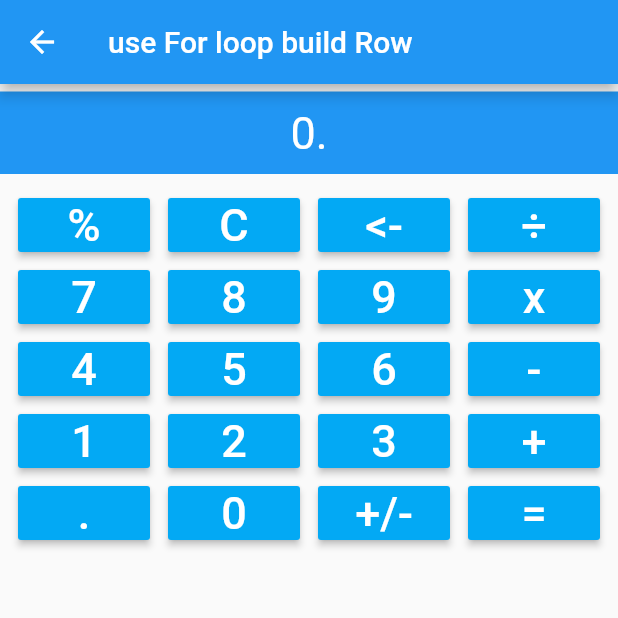
After one commit to lejiteyu/FlutterCalcutorSample, a Flutter app: the CPage screen opened directly, after a tap on "<-", on a phone screen of 412 x 824 dp, the top half of it. The commit adds this screen. Run offline on Flutter 3.47's test engine with Material 2 defaults, Android fonts, the phone set to English and light mode, and no system bars; our stand-ins replace easy_localization, package_info, transparent_image.

Commit message:
增加page C ->下一頁 的 計算機

```diff
--- /dev/null
+++ b/lib/CPage.dart
@@ -0,0 +1,142 @@
+
+import 'package:flutter/material.dart';
+import 'package:easy_localization/easy_localization.dart';
+import 'package:flutter_localizations/flutter_localizations.dart';
+import 'dart:io';
+import 'calcuator.dart';
+
+
+List<String> _text = [
+  "%","C","<-","÷",
+  "7","8","9","x",
+  "4","5","6","-",
+  "1","2","3","+",
+  ".","0","+/-","=",
+];
+int rowNum =4;
+String _calcuator = '0.0';
+bool isStartCal=false;
+
+class CPage extends StatelessWidget {
+  // This widget is the root of your application.
+
+  @override
+  Widget build(BuildContext context) {
+    return Scaffold(
+      appBar: AppBar(
+        title: Text(tr('loop_in_Row')),
+
+      ),
+      body: CPageStatefulWidget(title: tr('loop_in_Row')),
+    );
+  }
+}
+
+
+class CPageStatefulWidget extends StatefulWidget {
+
+  CPageStatefulWidget({Key key, this.title}) : super(key: key);
+  final String title;
+
+  @override
+  _ParentWidgetState createState() => new _ParentWidgetState();
+}
+
+
+class _ParentWidgetState extends State<CPageStatefulWidget> {
+  void _setData(String v){
+    if(     v==("x")
+        ||  v==("+")
+        ||  v==("-")
+        ||  v==("÷")
+        ||  v==("%")
+        ||  v==("+/-")
+    ){
+      isStartCal = true;
+    }
+
+    setState(() {
+      if(!isStartCal){
+        isStartCal = true;
+        _calcuator="0.0";
+      }
+      switch (v){
+        case 'C':
+          _calcuator = '0.0';
+          isStartCal = false;
+          break;
+        case '<-':
+          _calcuator = Calcuator().rmSub(_calcuator);
+          break;
+        case 'X':
+        case 'x':
+          _calcuator = '$_calcuator'+'x';
+          break;
+        case '=':
+          isStartCal = false;
+          var ssss = _calcuator;
+          _calcuator = Calcuator().init(ssss).toString();
+          break;
+        case '+/-':
+          var ssss = _calcuator;
+          var list =Calcuator().PositiveAndNegative(ssss);
+          _calcuator = list.toString();
+          break;
+        default :
+          if(_calcuator=='0.0'){
+            _calcuator = '$v';
+          }else
+            _calcuator = '$_calcuator'+'$v';
+          break;
+      }
+    });
+  }
+  @override
+  Widget build(BuildContext context) {
+    return SingleChildScrollView(
+        child:Column(
+          children: <Widget>[
+            Container(
+              margin: EdgeInsets.only(top: 5.0, bottom: 10.0), //容器外填充
+              padding: EdgeInsets.all(10.0), //容器内补白
+              decoration: new BoxDecoration(color: Colors.blue),
+              child: new Center(
+                child:Text('$_calcuator',
+                  style: TextStyle(
+                    fontSize: 30.0,
+                    color: Colors.white,
+                  ),
+                ) ,
+              ),
+            ),
+            for(int i =0;i<(_text.length/rowNum);i++)
+              Row(
+                  mainAxisAlignment: MainAxisAlignment.spaceEvenly,
+                  crossAxisAlignment: CrossAxisAlignment.center,
+                  children:[
+                    for(int j=0;j<rowNum;j++)
+                      Container(
+                        //margin:EdgeInsets.only(left: padNum,right: padNum),
+                        child: ButtonTheme(
+                          buttonColor: Colors.lightBlue,
+                          child: RaisedButton(
+                            onPressed: () {
+                                _setData(_text[i*rowNum+j].toString());
+                            },
+                            child: Text(_text[i*rowNum+j].toString(),
+                                style: TextStyle(
+                                    fontSize: 30.0,
+                                    color: Colors.white)
+                            ),
+                          ),
+                        ),
+                      ),
+                  ]
+              )
+          ],
+        )
+    );
+  }
+
+
+}
--- a/lib/main.dart
+++ b/lib/main.dart
@@ -2,6 +2,7 @@ import 'dart:io';
 
 import 'package:flutter/material.dart';
 import 'BPage.dart';
+import 'CPage.dart';
 import 'calcuator.dart';
 import 'package:transparent_image/transparent_image.dart';
 import 'package:package_info/package_info.dart';
@@ -224,6 +225,14 @@ class _MyHomePageState extends State<MyHomePage> {
               onTap: () {
                 Navigator.pop(context);
                 Navigator.push(context, MaterialPageRoute(builder: (context) => BPage()));
+              },
+            ),
+            ListTile(
+              leading: Icon(Icons.more),
+              title: Text(tr('loop_in_Row')),
+              onTap: () {
+                Navigator.pop(context);
+                Navigator.push(context, MaterialPageRoute(builder: (context) => CPage()));
               },
             ),
           ],
--- a/resources/langs/en-US.json
+++ b/resources/langs/en-US.json
@@ -4,5 +4,6 @@
   "about_Me": "about me",
   "next_page": "next page",
   "page_b_title": "I am B page.",
-  "back_front_page": "back front page."
+  "back_front_page": "back front page.",
+  "loop_in_Row": "use For loop build Row"
 }
--- a/resources/langs/zh-CN.json
+++ b/resources/langs/zh-CN.json
@@ -4,5 +4,6 @@
   "about_Me": "關於我",
   "next_page": "下一頁",
   "page_b_title": "我是B頁",
-  "back_front_page": "返回首頁"
+  "back_front_page": "返回首頁",
+  "loop_in_Row": "使用For迴圈建立Row"
 }
```
